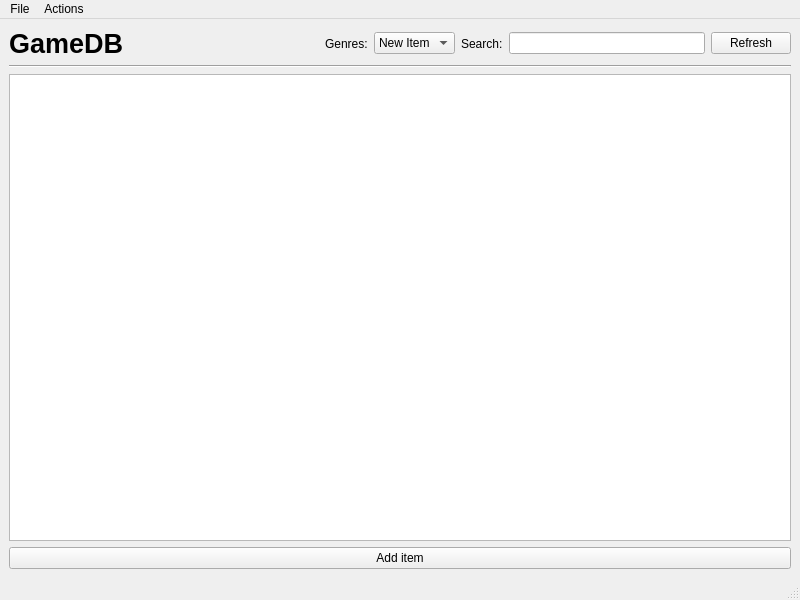
Qt form GameDBWidget/mainwindow.ui (PlooskieDev/GameDB) before a commit.
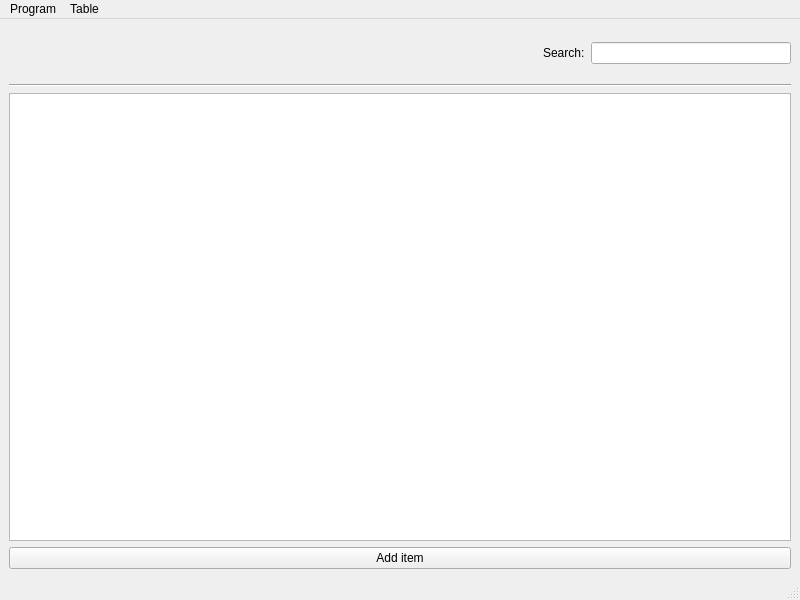
The same form after that commit. Icons and pictures are not drawn.

What changed in the file:
```diff
--- a/GameDBWidget/mainwindow.ui
+++ b/GameDBWidget/mainwindow.ui
@@ -24,7 +24,25 @@
     <item>
      <layout class="QHBoxLayout" name="horizontalLayout_2">
       <item>
-       <widget class="QLabel" name="label_3">
+       <widget class="QLabel" name="logoLabel">
+        <property name="sizePolicy">
+         <sizepolicy hsizetype="Preferred" vsizetype="Preferred">
+          <horstretch>0</horstretch>
+          <verstretch>0</verstretch>
+         </sizepolicy>
+        </property>
+        <property name="minimumSize">
+         <size>
+          <width>50</width>
+          <height>50</height>
+         </size>
+        </property>
+        <property name="maximumSize">
+         <size>
+          <width>300</width>
+          <height>100</height>
+         </size>
+        </property>
         <property name="font">
          <font>
           <pointsize>20</pointsize>
@@ -32,7 +50,13 @@
          </font>
         </property>
         <property name="text">
-         <string>GameDB</string>
+         <string/>
+        </property>
+        <property name="pixmap">
+         <pixmap resource="resources.qrc">:/GameDBLogo.png</pixmap>
+        </property>
+        <property name="scaledContents">
+         <bool>true</bool>
         </property>
         <property name="alignment">
          <set>Qt::AlignLeading|Qt::AlignLeft|Qt::AlignVCenter</set>
@@ -52,32 +76,6 @@
         </property>
        </spacer>
       </item>
-      <item>
-       <widget class="QLabel" name="label_2">
-        <property name="text">
-         <string>Genres:</string>
-        </property>
-       </widget>
-      </item>
-      <item>
-       <widget class="QComboBox" name="comboBox">
-        <item>
-         <property name="text">
-          <string>New Item</string>
-         </property>
-        </item>
-        <item>
-         <property name="text">
-          <string>New Item</string>
-         </property>
-        </item>
-        <item>
-         <property name="text">
-          <string>New Item</string>
-         </property>
-        </item>
-       </widget>
-      </item>
       <item>
        <widget class="QLabel" name="label">
         <property name="text">
@@ -98,13 +96,6 @@
         </property>
        </widget>
       </item>
-      <item>
-       <widget class="QPushButton" name="refreshButton">
-        <property name="text">
-         <string>Refresh</string>
-        </property>
-       </widget>
-      </item>
      </layout>
     </item>
     <item>
@@ -118,6 +109,11 @@
      <layout class="QHBoxLayout" name="horizontalLayout_4">
       <item>
        <widget class="QTableWidget" name="mainTable">
+        <property name="font">
+         <font>
+          <pointsize>12</pointsize>
+         </font>
+        </property>
         <property name="editTriggers">
          <set>QAbstractItemView::NoEditTriggers</set>
         </property>
@@ -127,8 +123,11 @@
         <property name="gridStyle">
          <enum>Qt::SolidLine</enum>
         </property>
+        <property name="sortingEnabled">
+         <bool>true</bool>
+        </property>
         <property name="cornerButtonEnabled">
-         <bool>false</bool>
+         <bool>true</bool>
         </property>
        </widget>
       </item>
@@ -156,22 +155,22 @@
      <height>21</height>
     </rect>
    </property>
-   <widget class="QMenu" name="menuFile">
+   <widget class="QMenu" name="menuProgram">
     <property name="title">
-     <string>File</string>
+     <string>Program</string>
     </property>
     <addaction name="actionOpen"/>
     <addaction name="actionSave"/>
    </widget>
-   <widget class="QMenu" name="menuActions">
+   <widget class="QMenu" name="menuTable">
     <property name="title">
-     <string>Actions</string>
+     <string>Table</string>
     </property>
     <addaction name="actionAdd"/>
     <addaction name="actionRemove"/>
    </widget>
-   <addaction name="menuFile"/>
-   <addaction name="menuActions"/>
+   <addaction name="menuProgram"/>
+   <addaction name="menuTable"/>
   </widget>
   <widget class="QStatusBar" name="statusbar"/>
   <action name="actionOpen">
```
Left out of the diff: 61 changed lines with no effect on the pictures.
